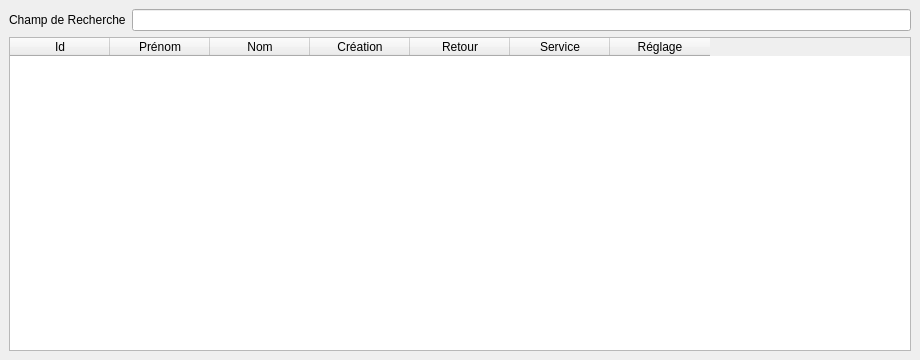
This is sploks/views/contracts_list.ui in LPOdev/Sploks as Qt 5 draws it before an edit. The edited form follows.
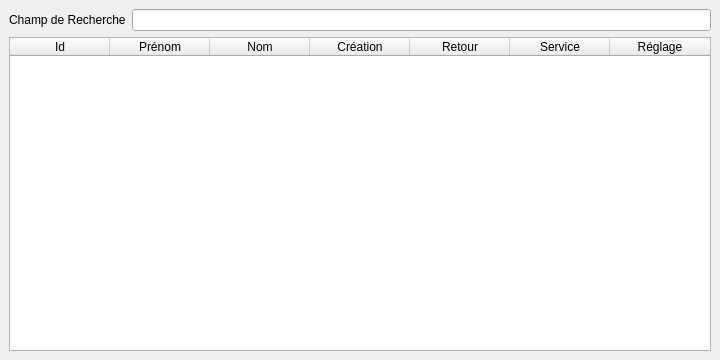
This is the edited form.

What changed in the file:
```diff
--- a/sploks/views/contracts_list.ui
+++ b/sploks/views/contracts_list.ui
@@ -6,7 +6,7 @@
    <rect>
     <x>0</x>
     <y>0</y>
-    <width>920</width>
+    <width>720</width>
     <height>360</height>
    </rect>
   </property>
```
